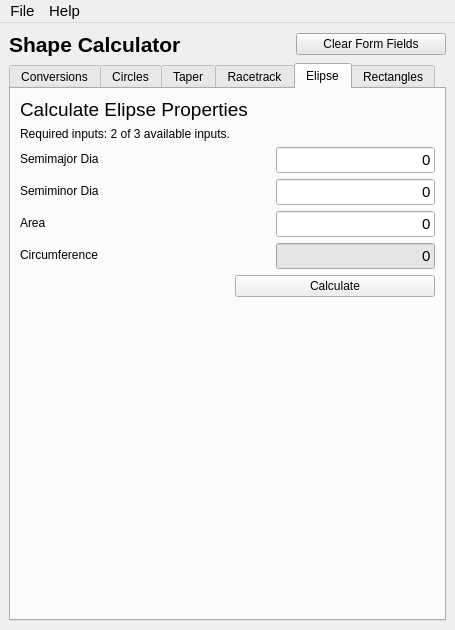
The window that application/pyqt_ui/uiFormTabs.ui (evereux/Shape_Calculator) describes before a commit, drawn with Qt 5.
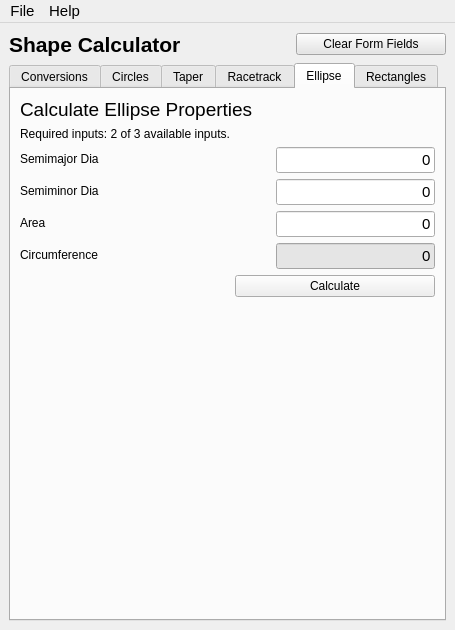
The same window after the commit. The open tabs and pages were chosen to show the change. Icons and pictures are not drawn.

Commit message: parrotpatch: corrected spelling of elipse

The edit to the form file:
```diff
--- a/application/pyqt_ui/uiFormTabs.ui
+++ b/application/pyqt_ui/uiFormTabs.ui
@@ -1784,7 +1784,7 @@
       </widget>
       <widget class="QWidget" name="tabElipse">
        <attribute name="title">
-        <string>Elipse</string>
+        <string>Ellipse</string>
        </attribute>
        <layout class="QVBoxLayout" name="verticalLayout_5">
         <item>
@@ -1798,7 +1798,7 @@
            <string notr="true">qproperty-alignment: AlignCenter;</string>
           </property>
           <property name="text">
-           <string>Calculate Elipse Properties</string>
+           <string>Calculate Ellipse Properties</string>
           </property>
          </widget>
         </item>
```
Left out of the diff: 20 changed lines with no effect on the pictures. The commit also changes 7 other files.
